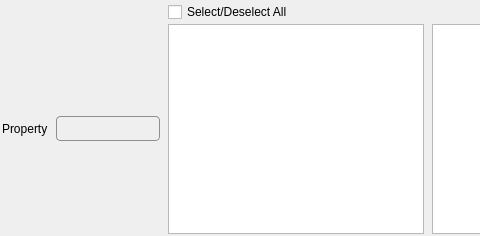
BlueQuartzSoftware/SIMPL, file Source/SVWidgetsLib/FilterParameterWidgets/UI_Files/MultiDataArraySelectionWidget.ui: the form before one commit; both pictures show x 0 to 480 and y 0 to 236 of the 722 by 236 pixel window.
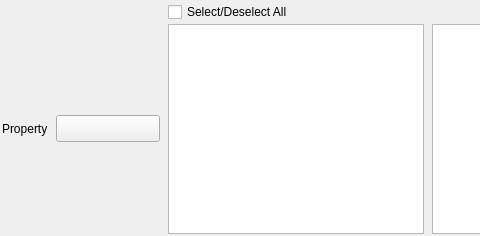
The form after the commit. Icons and pictures are not drawn.

Commit message: Push button is now styled using a static function in the QtSStyles class, so that we can change the style of the push button in the various widgets from one location.

The edit to the form file:
```diff
--- a/Source/SVWidgetsLib/FilterParameterWidgets/UI_Files/MultiDataArraySelectionWidget.ui
+++ b/Source/SVWidgetsLib/FilterParameterWidgets/UI_Files/MultiDataArraySelectionWidget.ui
@@ -48,49 +48,6 @@
        <pointsize>12</pointsize>
       </font>
      </property>
-     <property name="styleSheet">
-      <string notr="true">QPushButton { /* all types of tool button */
-    border: 1px solid #8f8f91;
-    border-radius: 4px;
-    background-color: qlineargradient(x1: 0, y1: 0, x2: 0, y2: 1,
-                                      stop: 0 #DDDDDD, stop: 1 #FFFFFF);
-	font-size: 12pt;
-	padding-left: 16px;
-	padding-right: 4px;
-	padding-top: 2px;
-	padding-bottom: 2px;
-}
-
-QPushButton::menu-indicator {
-   /*  image: url(menu_indicator.png); */
-    subcontrol-origin: padding;
-    subcontrol-position:  left; /* */
-}
-
-QPushButton::menu-indicator:pressed, QPushButton::menu-indicator:open
-{
-    position: relative;
-    /*  top: 2px; left: 2px; shift the arrow by 2 px */
-}
-
-QPushButton:pressed
-{
-    background-color: qlineargradient(x1: 0, y1: 0, x2: 0, y2: 1,
-                                      stop: 0 #AAAAFF, stop: 1 #FFFFFF);
-}
-
-QPushButton:flat 
-{
-    border: none; /* no border for a flat push button */
-}
-
-QPushButton:hover
-{
-	border: 1px solid #8f8f91;
-	border-radius: 4px;
-}
-</string>
-     </property>
      <property name="text">
       <string notr="true"/>
      </property>
```
The commit also changes 17 other files.
